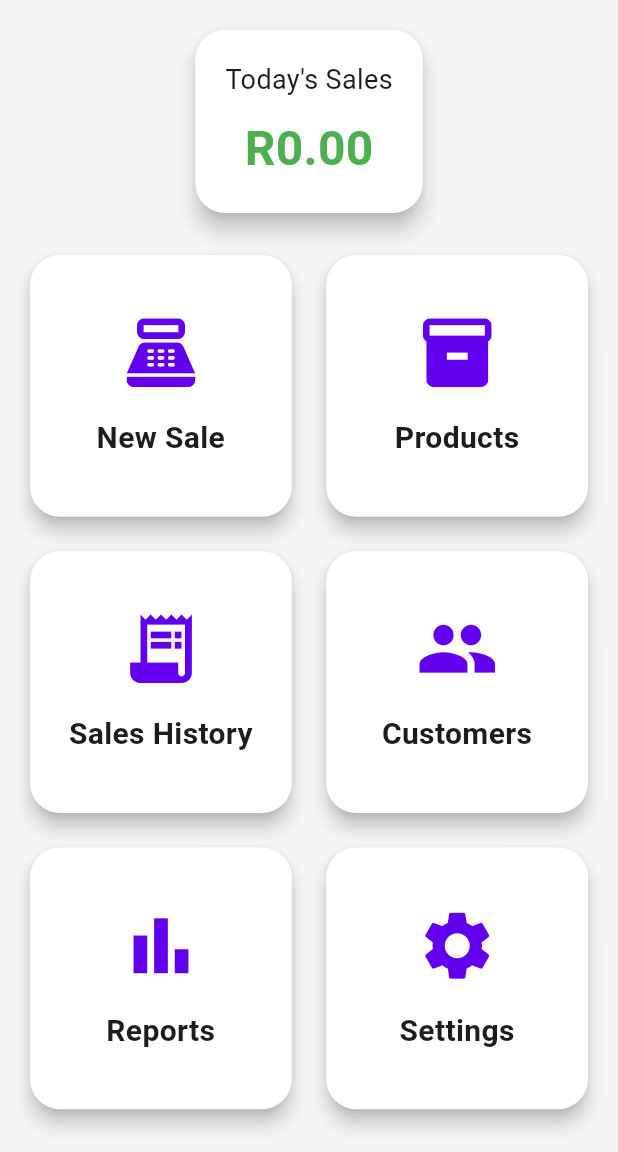
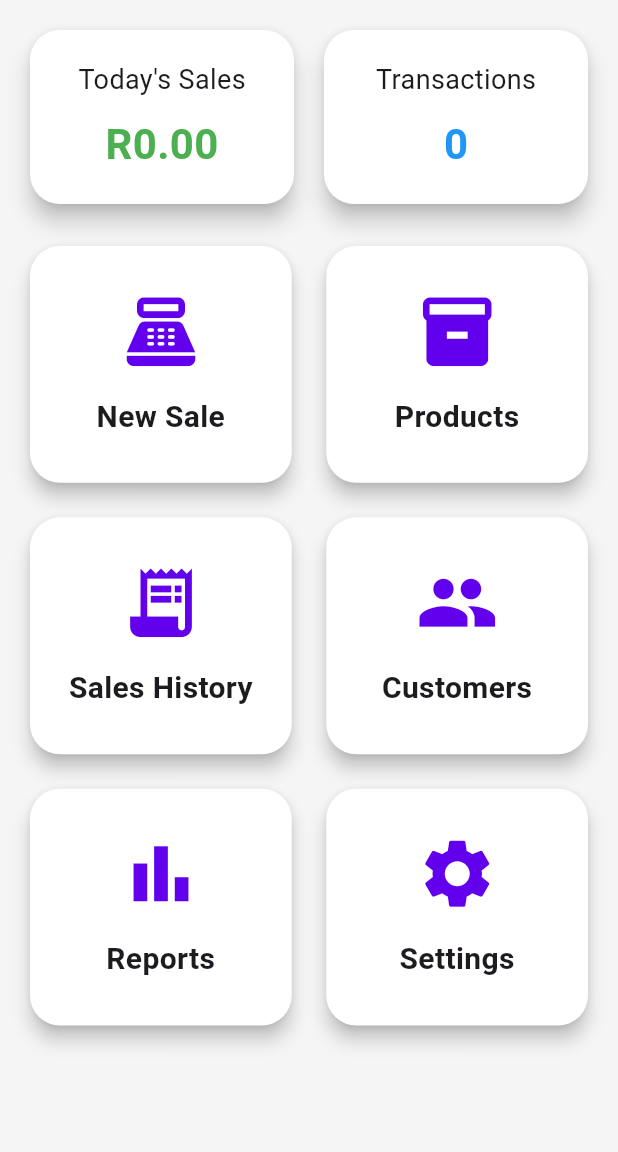
Before and after one commit to LarryBelieve/believe_pos, a Flutter app: the screen it shows after launch, on a phone screen of 412 x 824 dp, the part 84-1236 px from its top. Run offline on Flutter 3.47's test engine with Material 3 defaults, Android fonts, the phone set to English and light mode, and no system bars; our stand-ins replace sqflite; accounts and stored records are empty.

```diff
--- a/lib/screens/home_screen.dart
+++ b/lib/screens/home_screen.dart
@@ -1,11 +1,38 @@
 import 'package:flutter/material.dart';
 
+import '../services/dashboard_service.dart';
 import 'new_sale_screen.dart';
 import 'products_screen.dart';
 import 'sales_history_screen.dart';
 
-class HomeScreen extends StatelessWidget {
+class HomeScreen extends StatefulWidget {
   const HomeScreen({super.key});
+
+  @override
+  State<HomeScreen> createState() => _HomeScreenState();
+}
+
+class _HomeScreenState extends State<HomeScreen> {
+  double todaySales = 0;
+  int totalTransactions = 0;
+
+  @override
+  void initState() {
+    super.initState();
+    loadDashboard();
+  }
+
+  Future<void> loadDashboard() async {
+    final sales = await DashboardService.getTodaySales();
+    final transactions = await DashboardService.getTotalTransactions();
+
+    if (!mounted) return;
+
+    setState(() {
+      todaySales = sales;
+      totalTransactions = transactions;
+    });
+  }
 
   Widget buildCard(
     BuildContext context,
@@ -47,6 +74,41 @@ class HomeScreen extends StatelessWidget {
     );
   }
 
+  Widget buildInfoCard(
+    String title,
+    String value,
+    Color color,
+  ) {
+    return Expanded(
+      child: Card(
+        elevation: 6,
+        shape: RoundedRectangleBorder(
+          borderRadius: BorderRadius.circular(20),
+        ),
+        child: Padding(
+          padding: const EdgeInsets.all(20),
+          child: Column(
+            children: [
+              Text(
+                title,
+                style: const TextStyle(fontSize: 18),
+              ),
+              const SizedBox(height: 10),
+              Text(
+                value,
+                style: TextStyle(
+                  fontSize: 28,
+                  fontWeight: FontWeight.bold,
+                  color: color,
+                ),
+              ),
+            ],
+          ),
+        ),
+      ),
+    );
+  }
+
   @override
   Widget build(BuildContext context) {
     return Scaffold(
@@ -54,56 +116,48 @@ class HomeScreen extends StatelessWidget {
         title: const Text("Believe POS"),
         centerTitle: true,
       ),
-      body: Padding(
+      body: RefreshIndicator(
+        onRefresh: loadDashboard,
+        child: ListView(
           padding: const EdgeInsets.all(16),
-        child: Column(
           children: [
-            Card(
-              elevation: 6,
-              shape: RoundedRectangleBorder(
-                borderRadius: BorderRadius.circular(20),
+            Row(
+              children: [
+                buildInfoCard(
+                  "Today's Sales",
+                  "R${todaySales.toStringAsFixed(2)}",
+                  Colors.green,
                 ),
-              child: const Padding(
-                padding: EdgeInsets.all(20),
-                child: Column(
-                  children: [
-                    Text(
-                      "Today's Sales",
-                      style: TextStyle(
-                        fontSize: 18,
-                      ),
-                    ),
-                    SizedBox(height: 10),
-                    Text(
-                      "R0.00",
-                      style: TextStyle(
-                        fontSize: 32,
-                        fontWeight: FontWeight.bold,
-                        color: Colors.green,
-                      ),
+                const SizedBox(width: 12),
+                buildInfoCard(
+                  "Transactions",
+                  totalTransactions.toString(),
+                  Colors.blue,
                 ),
               ],
             ),
-              ),
-            ),
             const SizedBox(height: 20),
-            Expanded(
-              child: GridView.count(
+            GridView.count(
+              shrinkWrap: true,
+              physics: const NeverScrollableScrollPhysics(),
               crossAxisCount: 2,
               crossAxisSpacing: 15,
               mainAxisSpacing: 15,
+              childAspectRatio: 1.1,
               children: [
                 buildCard(
                   context,
                   Icons.point_of_sale,
                   "New Sale",
-                    () {
-                      Navigator.push(
+                  () async {
+                    await Navigator.push(
                       context,
                       MaterialPageRoute(
                         builder: (_) => const NewSaleScreen(),
                       ),
                     );
+
+                    loadDashboard();
                   },
                 ),
                 buildCard(
@@ -170,7 +224,6 @@ class HomeScreen extends StatelessWidget {
                 ),
               ],
             ),
-            ),
           ],
         ),
       ),
--- /dev/null
+++ b/lib/services/dashboard_service.dart
@@ -0,0 +1,29 @@
+import '../database/database_helper.dart';
+
+class DashboardService {
+  static Future<double> getTodaySales() async {
+    final db = await DatabaseHelper.instance.database;
+
+    final result = await db.rawQuery('''
+      SELECT SUM(total) AS totalSales
+      FROM sales
+    ''');
+
+    if (result.isNotEmpty && result.first['totalSales'] != null) {
+      return (result.first['totalSales'] as num).toDouble();
+    }
+
+    return 0.0;
+  }
+
+  static Future<int> getTotalTransactions() async {
+    final db = await DatabaseHelper.instance.database;
+
+    final result = await db.rawQuery('''
+      SELECT COUNT(*) AS total
+      FROM sales
+    ''');
+
+    return result.first['total'] as int;
+  }
+}
```
Also changed, not shown: lib/screens/checkout_screen.dart (+6 -3 lines), lib/screens/sale_details_screen.dart (added, +48 -0 lines), lib/screens/sales_history_screen.dart (+43 -6 lines). Lines whose indentation alone changed are shown as unchanged.
